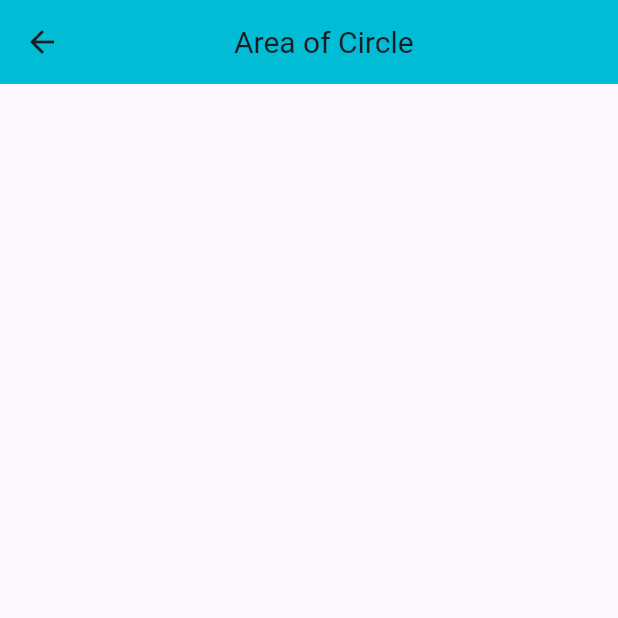
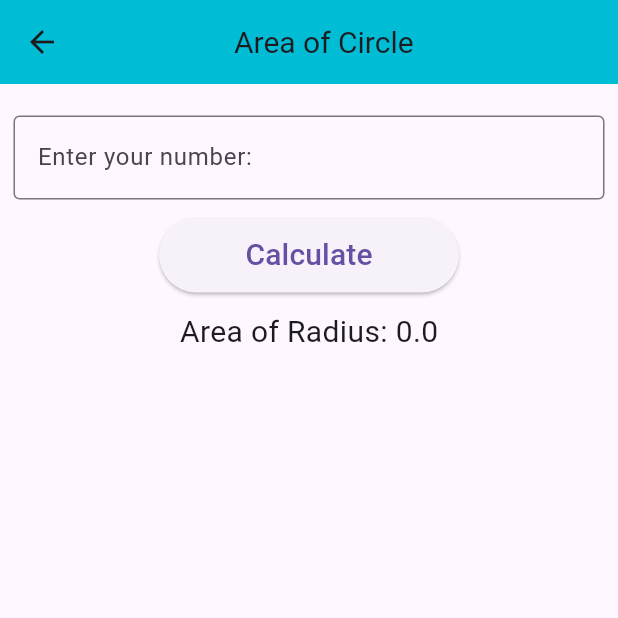
Before and after one commit to Aaysuh-Subedi/flutterClass, a Flutter app: the Areaofcircle screen opened directly, on a phone screen of 412 x 824 dp, the top half of it. Run offline on Flutter 3.47's test engine with Material 3 defaults, Android fonts, the phone set to English and light mode, and no system bars.

Commit message:
Final Commits

```diff
--- a/lib/screens/AreaOfCircle.dart
+++ b/lib/screens/AreaOfCircle.dart
@@ -1,8 +1,18 @@
 import 'package:flutter/material.dart';
 
-class Areaofcircle extends StatelessWidget {
+class Areaofcircle extends StatefulWidget {
   const Areaofcircle({super.key});
 
+  @override
+  State<Areaofcircle> createState() => _AreaofcircleState();
+}
+
+class _AreaofcircleState extends State<Areaofcircle> {
+  //controller
+  final TextEditingController radius = TextEditingController(text: "");
+  // final key
+  final GlobalKey<FormState> _globalKey = GlobalKey<FormState>();
+  double result = 0;
   @override
   Widget build(BuildContext context) {
     return Scaffold(
@@ -11,6 +21,50 @@ class Areaofcircle extends StatelessWidget {
         backgroundColor: Colors.cyan,
         titleSpacing: 100,
       ),
+      body: Padding(
+        padding: EdgeInsets.all(9),
+        child: Form(
+          key: _globalKey,
+          child: Column(
+            children: [
+              SizedBox(height: 12),
+              TextFormField(
+                keyboardType: TextInputType.number,
+                controller: radius,
+                decoration: InputDecoration(
+                  label: Text("Enter your number:"),
+                  hintText: ("eg radius=2.5"),
+                  border: OutlineInputBorder(),
+                ),
+                validator: (value) {
+                  if (value == null || value.isEmpty) {
+                    return 'Please enter number';
+                  }
+                  return null;
+                },
+              ),
+              SizedBox(height: 12),
+              SizedBox(
+                width: 200,
+                height: 50,
+                child: ElevatedButton(
+                  onPressed: () {
+                    if (_globalKey.currentState!.validate()) {
+                      double num = double.parse(radius.text);
+                      setState(() {
+                        result = 3.14 * num * num;
+                      });
+                    }
+                  },
+                  child: Text("Calculate", style: TextStyle(fontSize: 20)),
+                ),
+              ),
+              SizedBox(height: 12),
+              Text("Area of Radius: $result", style: TextStyle(fontSize: 20)),
+            ],
+          ),
+        ),
+      ),
     );
   }
 }
```
Also changed, not shown: lib/screens/ArithmeticOperations.dart (+28 -8 lines), 1 other file.
